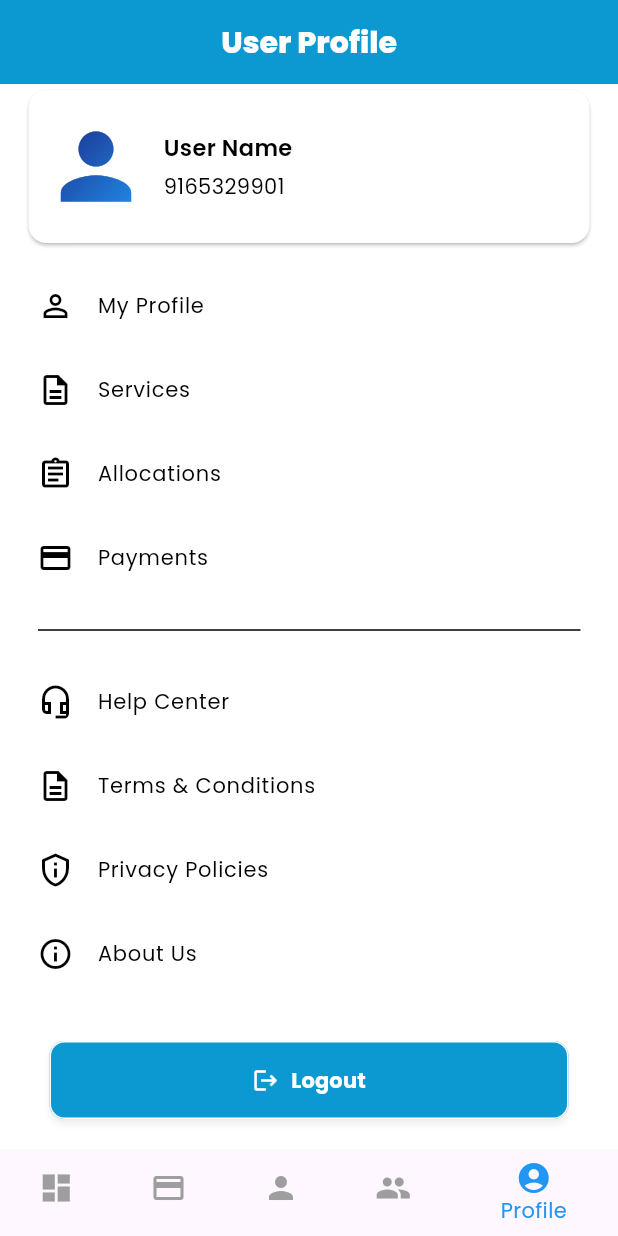
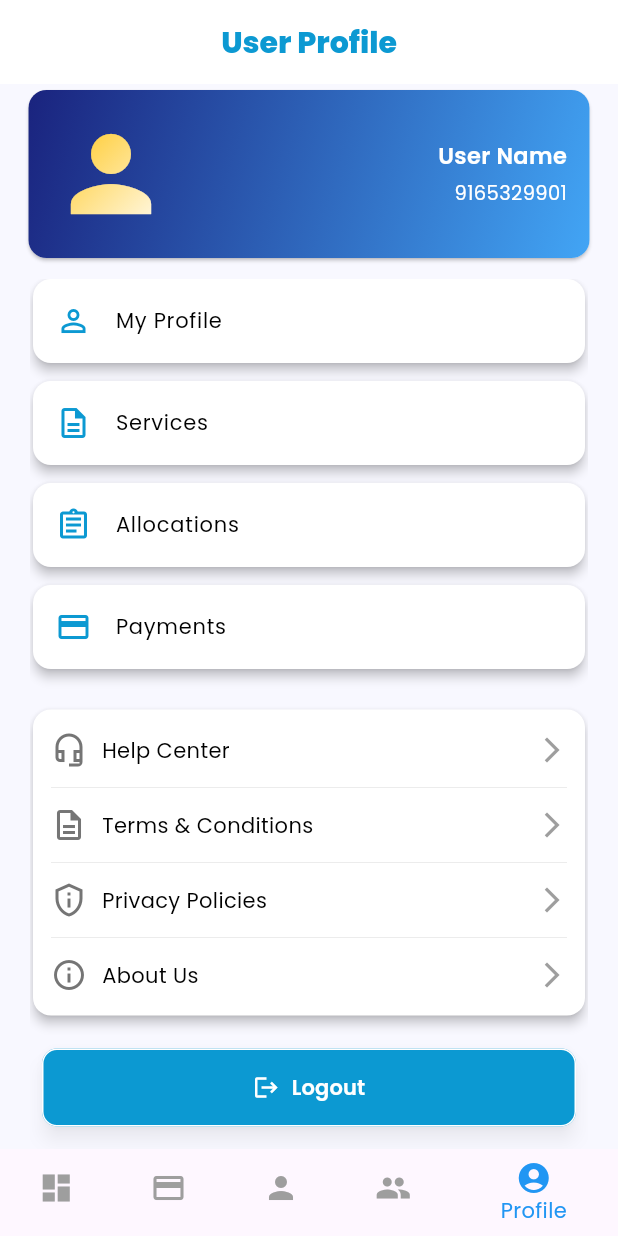
Before and after one commit to kratika0724/kratikaQT, a Flutter app: the screen it shows after launch, swiped to page 5, on a phone screen of 412 x 824 dp. Run offline on Flutter 3.47's test engine with Material 3 defaults, Android fonts, the light colour scheme and no system bars; our stand-ins replace dotted_line, google_fonts, logger, shared_preferences.

Commit message:
ui changes

```diff
--- a/lib/main.dart
+++ b/lib/main.dart
@@ -1,7 +1,7 @@
 import 'package:flutter/material.dart';
 import 'package:provider/provider.dart';
 import 'screens/splash_screen.dart';
-import 'screens/bottom_navigation.dart';
+import 'screens/base main/bottom_navigation.dart';
 import 'constants/app_colors.dart';
 import 'constants/app_theme.dart';
 import 'providers/auth_provider.dart';
--- a/lib/screens/add_agent_screen.dart
+++ b/lib/screens/agent/add_agent_screen.dart
@@ -1,5 +1,5 @@
 import 'package:flutter/material.dart';
-import '../constants/app_textstyles.dart';
+import '../../constants/app_textstyles.dart';
 
 class AddAgentScreen extends StatefulWidget {
   const AddAgentScreen({super.key});
--- a/lib/screens/agents_screen.dart
+++ b/lib/screens/base main/agents_screen.dart
@@ -1,6 +1,7 @@
 import 'package:flutter/material.dart';
-import '../constants/app_textstyles.dart';
-import 'add_agent_screen.dart'; // We'll define this screen below
+import 'package:qt_distributer/constants/app_colors.dart';
+import '../../constants/app_textstyles.dart';
+import '../agent/add_agent_screen.dart'; // We'll define this screen below
 
 class AgentsScreen extends StatelessWidget {
   AgentsScreen({super.key});
@@ -37,10 +38,10 @@ class AgentsScreen extends StatelessWidget {
                         MaterialPageRoute(builder: (_) => const AddAgentScreen()),
                       );
                     },
-                    style: ElevatedButton.styleFrom(backgroundColor: Colors.white),
+                    style: ElevatedButton.styleFrom(backgroundColor: AppColors.primary),
                     child: Text(
                       'Add New',
-                      style: TextStyle(color: Theme.of(context).colorScheme.primary),
+                      style: boldTextStyle(fontSize: dimen14, color: Colors.white),
                     ),
                   ),
                 ],
@@ -69,7 +70,7 @@ class AgentsScreen extends StatelessWidget {
           elevation: 3,
           shape: RoundedRectangleBorder(borderRadius: BorderRadius.circular(10)),
           child: Padding(
-            padding: const EdgeInsets.symmetric(horizontal: 8.0,vertical: 15),
+            padding: const EdgeInsets.symmetric(horizontal: 2.0,vertical: 0),
             child: ListTile(
               leading: ShaderMask(
                 shaderCallback: (Rect bounds) {
@@ -81,7 +82,7 @@ class AgentsScreen extends StatelessWidget {
                 },
                 child: const Icon(
                   Icons.person,
-                  size: 70,
+                  size: 50,
                   color: Colors.white, // This color becomes the base for the gradient
                 ),
               ),
@@ -90,7 +91,7 @@ class AgentsScreen extends StatelessWidget {
                 crossAxisAlignment: CrossAxisAlignment.start,
                 children: [
                   Text('Contact: ${agent['contact']}',style: regularTextStyle(fontSize: dimen14, color: Colors.black)),
-                  SizedBox(height: 10,),
+                  SizedBox(height: 5,),
                   Text('Region: ${agent['region']}',style: regularTextStyle(fontSize: dimen13, color: Colors.black54)),
                 ],
               ),
--- a/lib/screens/bottom_navigation.dart
+++ b/lib/screens/base main/bottom_navigation.dart
@@ -1,5 +1,5 @@
 import 'package:flutter/material.dart';
-import 'package:qt_distributer/screens/payments_screen.dart';
+import 'package:qt_distributer/screens/base%20main/payments_screen.dart';
 import 'dashboard_screen.dart';
 import 'allocations_screen.dart';
 import 'customer_screen.dart';
--- a/lib/screens/customer_screen.dart
+++ b/lib/screens/base main/customer_screen.dart
@@ -20,8 +20,9 @@
 // }
 
 import 'package:flutter/material.dart';
-import '../constants/app_textstyles.dart';
-import 'add_customer_screen.dart';
+import 'package:qt_distributer/constants/app_colors.dart';
+import '../../constants/app_textstyles.dart';
+import '../customer/add_customer_screen.dart';
 
 class CustomerScreen extends StatefulWidget {
   const CustomerScreen({super.key});
@@ -63,10 +64,10 @@ class _CustomerScreenState extends State<CustomerScreen> {
                         MaterialPageRoute(builder: (_) => const AddCustomerScreen()),
                       );
                     },
-                    style: ElevatedButton.styleFrom(backgroundColor: Colors.white),
+                    style: ElevatedButton.styleFrom(backgroundColor: AppColors.primary),
                     child: Text(
                       'Add New',
-                      style: TextStyle(color: Theme.of(context).colorScheme.primary),
+                      style: boldTextStyle(fontSize: dimen14, color: Colors.white),
                     ),
                   ),
                 ],
@@ -95,7 +96,7 @@ class _CustomerScreenState extends State<CustomerScreen> {
           elevation: 3,
           shape: RoundedRectangleBorder(borderRadius: BorderRadius.circular(10)),
           child: Padding(
-            padding: const EdgeInsets.symmetric(horizontal: 8.0,vertical: 15),
+            padding: const EdgeInsets.symmetric(horizontal: 2.0,vertical: 0.0),
             child: ListTile(
               leading: ShaderMask(
                 shaderCallback: (Rect bounds) {
@@ -107,7 +108,7 @@ class _CustomerScreenState extends State<CustomerScreen> {
                 },
                 child: const Icon(
                   Icons.person,
-                  size: 70,
+                  size: 50,
                   color: Colors.white, // This color becomes the base for the gradient
                 ),
               ),
@@ -116,7 +117,7 @@ class _CustomerScreenState extends State<CustomerScreen> {
                 crossAxisAlignment: CrossAxisAlignment.start,
                 children: [
                   Text('Contact: ${customer['contact']}',style: regularTextStyle(fontSize: dimen14, color: Colors.black)),
-                  SizedBox(height: 10,),
+                  SizedBox(height: 5,),
                   Text('Service: ${customer['service']}',style: regularTextStyle(fontSize: dimen13, color: Colors.black54)),
                 ],
               ),
--- a/lib/screens/payments_screen.dart
+++ b/lib/screens/base main/payments_screen.dart
@@ -1,7 +1,7 @@
 import 'package:flutter/material.dart';
 import 'package:qt_distributer/constants/app_colors.dart';
 import 'package:dotted_line/dotted_line.dart';
-import '../constants/app_textstyles.dart';
+import '../../constants/app_textstyles.dart';
 
 
 class PaymentsScreen extends StatelessWidget {
@@ -85,7 +85,6 @@ class PaymentsScreen extends StatelessWidget {
                                 payment['transactionId']!,
                                 style: semiBoldTextStyle(fontSize: dimen14, color: Colors.black),
                               ),
-
                             ],
                           ),
                           SizedBox(height: 3,),
--- a/lib/screens/profile_screen.dart
+++ b/lib/screens/base main/profile_screen.dart
@@ -18,8 +18,9 @@
 //   }
 // }
 import 'package:flutter/material.dart';
-import '../utils/ui_utils.dart';
-import '../constants/app_textstyles.dart';
+import 'package:qt_distributer/constants/app_colors.dart';
+import '../../utils/ui_utils.dart';
+import '../../constants/app_textstyles.dart';
 
 class ProfileScreen extends StatefulWidget {
   const ProfileScreen({super.key});
@@ -34,14 +35,18 @@ class _ProfileScreenState extends State<ProfileScreen> {
   @override
   Widget build(BuildContext context) {
     return Scaffold(
-      backgroundColor: Colors.white,
+      backgroundColor: AppColors.ghostWhite,
       appBar: AppBar(
-        title: Text('User Profile',style: headTextStyle(
-            fontSize: dimen20, color: Colors.white),
+        title: Text(
+          'User Profile',
+          style: headTextStyle(
+            fontSize: dimen20,
+            color: AppColors.primary,
+          ),
         ),
         centerTitle: true,
-        backgroundColor: Theme.of(context).colorScheme.primary,
-        foregroundColor: Colors.white,
+        backgroundColor: Colors.white,
+        foregroundColor: AppColors.primary,
       ),
       body: SafeArea(
         child: Padding(
@@ -49,111 +54,102 @@ class _ProfileScreenState extends State<ProfileScreen> {
           child: Column(
             crossAxisAlignment: CrossAxisAlignment.start,
             children: [
-              // SizedBox(height: 10,),
-              // // Header
-              // Container(
-              //   color:Colors.white,
-              //   padding: const EdgeInsets.symmetric(horizontal: 0),
-              //   child: Row(
-              //     mainAxisAlignment: MainAxisAlignment.center,
-              //     children: [
-              //       Padding(
-              //         padding: const EdgeInsets.symmetric(vertical: 10.0,horizontal: 16),
-              //         child: Text(
-              //           'User Profile',
-              //           style: TextStyle(
-              //               fontSize: 24,
-              //               fontWeight: FontWeight.bold,
-              //               color: Colors.black54),
-              //         ),
-              //       ),
-              //     ],
-              //   ),
-              // ),
-              // Divider(thickness: 1, color: Colors.grey.shade200),
-              // const SizedBox(height: 20),
-
               Card(
                 color: Colors.white,
                 shape: RoundedRectangleBorder(
                   borderRadius: BorderRadius.circular(12),
                 ),
+                child: Container(
+                  decoration: BoxDecoration(
+                    gradient: LinearGradient(
+                      colors: [Colors.indigo.shade900, Colors.blue.shade400],
+                      begin: Alignment.topLeft,
+                      end: Alignment.bottomRight,
+                    ),
+                    borderRadius: BorderRadius.circular(12),
+                  ),
                   child: Padding(
-                  padding: const EdgeInsets.symmetric(vertical: 16.0,horizontal: 10),
+                    padding: const EdgeInsets.symmetric(vertical: 16.0,horizontal: 15),
                     child: Row(
-                    mainAxisAlignment: MainAxisAlignment.start,
+                      mainAxisAlignment: MainAxisAlignment.spaceAround,
                       children: [
                         ShaderMask(
                           shaderCallback: (Rect bounds) {
                             return  LinearGradient(
-                            colors: [Colors.indigo.shade900, Colors.blue],
+                              colors: [Colors.amber, Colors.white],
                               begin: Alignment.topLeft,
                               end: Alignment.bottomRight,
                             ).createShader(bounds);
                           },
                           child: const Icon(
                             Icons.person,
-                          size: 70,
+                            size: 80,
                             color: Colors.white, // This color becomes the base for the gradient
                           ),
                         ),
-                      SizedBox(width: 10,),
-                      Column(
-                        crossAxisAlignment: CrossAxisAlignment.start,
+
+                        Expanded(
+                          child: Column(
+                            crossAxisAlignment: CrossAxisAlignment.end,
                             children: [
                               Text("User Name",
-                              style: TextStyle(
-                                  fontSize: 15, color: Colors.black,fontWeight: FontWeight.w600)),
+                                  overflow: TextOverflow.ellipsis,
+                                  maxLines: 1,
+                                  style: semiBoldTextStyle(
+                                      fontSize: dimen15, color: Colors.white)),
                               SizedBox(height: 5,),
                               Text("9165329901",
-                              style:
-                              TextStyle(fontSize: 14, color: Colors.black)),
+                                  overflow: TextOverflow.ellipsis,
+                                  maxLines: 1,
+                                  style: regularTextStyle(
+                                      fontSize: dimen13,
+                                      color: Colors.white),
+                              ),
                             ],
+                          ),
                         )
                       ],
                     ),
                   ),
-                // child: ListTile(
-                //   leading: ShaderMask(
-                //     shaderCallback: (Rect bounds) {
-                //       return  LinearGradient(
-                //         colors: [Colors.indigo.shade900, Colors.blue],
-                //         begin: Alignment.topLeft,
-                //         end: Alignment.bottomRight,
-                //       ).createShader(bounds);
-                //     },
-                //     child: const Icon(
-                //       Icons.person,
-                //       size: 50,
-                //       color: Colors.white, // This color becomes the base for the gradient
-                //     ),
-                //   ),
-                //   title: Text("User Name",
-                //       style: TextStyle(
-                //           fontSize: 15, color: Colors.black)),
-                //   subtitle: Text("9165329901",
-                //       style:
-                //       TextStyle(fontSize: 14, color: Colors.black)),
-                // ),
+                ),
               ),
               const SizedBox(height: 10),
 
               // Menu Options
               Expanded(
                 child: Padding(
-                  padding: const EdgeInsets.symmetric(horizontal: 10),
+                  padding: const EdgeInsets.symmetric(horizontal: 5),
                   child: ListView(
                     children: [
                       UiUtils().menuItem(context,"My Profile", Icons.person_outline),
                       UiUtils().menuItem(context,"Services", Icons.description_outlined),
                       UiUtils().menuItem(context,"Allocations", Icons.assignment_outlined),
                       UiUtils().menuItem(context,"Payments", Icons.payment_outlined),
-                      const Divider(height: 40),
-                      UiUtils().menuItem(context,"Help Center", Icons.headset_mic_outlined),
-                      UiUtils().menuItem(context,"Terms & Conditions", Icons.description_outlined),
-                      UiUtils().menuItem(context,"Privacy Policies", Icons.privacy_tip_outlined),
-                      UiUtils().menuItem(context,"About Us" , Icons.info_outline),
-                      const SizedBox(height: 30),
+                      SizedBox(height: 15,),
+                      Card(
+                        color: Colors.white,
+                        elevation: 3,
+                        margin: const EdgeInsets.only(bottom: 12,left: 2,right: 2),
+                        shape: RoundedRectangleBorder(
+                          borderRadius: BorderRadius.circular(12),
+                        ),
+                        child: Padding(
+                          padding: const EdgeInsets.symmetric(horizontal: 12.0,vertical: 10),
+                          child: Column(
+                            children: [
+                              UiUtils().menuItemBase(context,"Help Center", Icons.headset_mic_outlined),
+                              Divider(thickness: 0.4,color: Colors.grey.shade300,),
+                              UiUtils().menuItemBase(context,"Terms & Conditions", Icons.description_outlined),
+                              Divider(thickness: 0.4,color: Colors.grey.shade300,),
+                              UiUtils().menuItemBase(context,"Privacy Policies", Icons.privacy_tip_outlined),
+                              Divider(thickness: 0.4,color: Colors.grey.shade300,),
+                              UiUtils().menuItemBase(context,"About Us" , Icons.info_outline),
+                            ],
+                          ),
+                        ),
+                      ),
+
+                      const SizedBox(height: 10),
                       Padding(
                         padding: const EdgeInsets.symmetric(horizontal: 8.0),
                         child: Center(child: SizedBox(
@@ -209,9 +205,10 @@ class _ProfileScreenState extends State<ProfileScreen> {
                             label: Padding(
                               padding: const EdgeInsets.symmetric(vertical: 8.0),
                               child: Text("Logout",
-                                  style: TextStyle(fontSize:14,fontWeight: FontWeight.bold,color: Colors.white)),
+                                  style: semiBoldTextStyle(fontSize: dimen14, color: Colors.white)),
                             ),
                             style: ElevatedButton.styleFrom(
+                              elevation: 5,
                               backgroundColor: Theme.of(context).colorScheme.primary,
                               shadowColor: Colors.black.withOpacity(0.3),
                               side: BorderSide(color:  Colors.white),
--- a/lib/screens/add_customer_screen.dart
+++ b/lib/screens/customer/add_customer_screen.dart
@@ -2,7 +2,7 @@
 
 import 'package:flutter/material.dart';
 
-import '../constants/app_textstyles.dart';
+import '../../constants/app_textstyles.dart';
 
 class AddCustomerScreen extends StatefulWidget {
   const AddCustomerScreen({super.key});
--- a/lib/screens/splash_screen.dart
+++ b/lib/screens/splash_screen.dart
@@ -1,7 +1,7 @@
 import 'package:flutter/material.dart';
 import 'package:provider/provider.dart';
-import 'login_screen.dart';
-import 'home_screen.dart';
+import 'login/login_screen.dart';
+import 'base main/home_screen.dart';
 import '../constants/app_colors.dart';
 import '../constants/app_assets.dart';
 import '../providers/auth_provider.dart';
--- a/lib/utils/ui_utils.dart
+++ b/lib/utils/ui_utils.dart
@@ -1,17 +1,56 @@
 import 'package:flutter/cupertino.dart';
 import 'package:flutter/material.dart';
+import 'package:qt_distributer/constants/app_colors.dart';
 
 class UiUtils {
   Widget menuItem(BuildContext context, String title, IconData icon,
       {Widget? trailing}) {
-    return ListTile(
-      contentPadding: EdgeInsets.zero,
-      title: Text(title,
-          style: TextStyle(fontSize: 14, color: Colors.black)),
-      leading: Icon(icon, color: Colors.black,),
+    return Card(
+      color: Colors.white,
+      elevation: 3,
+      margin: const EdgeInsets.only(bottom: 12,left: 2,right: 2),
+      shape: RoundedRectangleBorder(
+        borderRadius: BorderRadius.circular(12),
+      ),
+      child: Padding(
+        padding: const EdgeInsets.symmetric(horizontal: 15.0),
+        child: ListTile(
+          contentPadding: EdgeInsets.zero,
+          title: Text(title,
+              style: TextStyle(fontSize: 14, color: Colors.black)),
+          leading: Icon(icon, color: AppColors.primary,),
+          onTap: () {
+           // Handle navigation here
+          },
+        ),
+      ),
+    );
+  }
+
+
+  Widget menuItemBase(BuildContext context, String title, IconData icon,
+      {Widget? trailing}) {
+    return GestureDetector(
       onTap: () {
-       // Handle navigation here
+        // Handle navigation here
       },
+      child: Padding(
+        padding: const EdgeInsets.symmetric(vertical: 5.0),
+        child: Row(
+          children: [
+            Icon(icon, color: Colors.grey.shade600),
+            SizedBox(width: 10),
+            Expanded(
+              child: Text(title,
+                  style: TextStyle(fontSize: 14, color: Colors.black)),
+            ),
+            Icon(Icons.arrow_forward_ios, color: Colors.grey,size: 20,),
+
+          ],
+
+
+        ),
+      ),
     );
   }
 }
```
Also changed, not shown: lib/screens/base main/home_screen.dart (renamed from lib/screens/home_screen.dart, +6 -6 lines), lib/screens/login/login_screen.dart (renamed from lib/screens/login_screen.dart, +5 -4 lines), lib/screens/otp_screen.dart (+4 -3 lines), lib/screens/base main/allocations_screen.dart (renamed from lib/screens/allocations_screen.dart), lib/screens/base main/dashboard_screen.dart (renamed from lib/screens/dashboard_screen.dart), lib/screens/user profile/edit_profile_screen.dart (renamed from lib/screens/edit_profile_screen.dart), 4 other files. Lines whose indentation alone changed are shown as unchanged.
